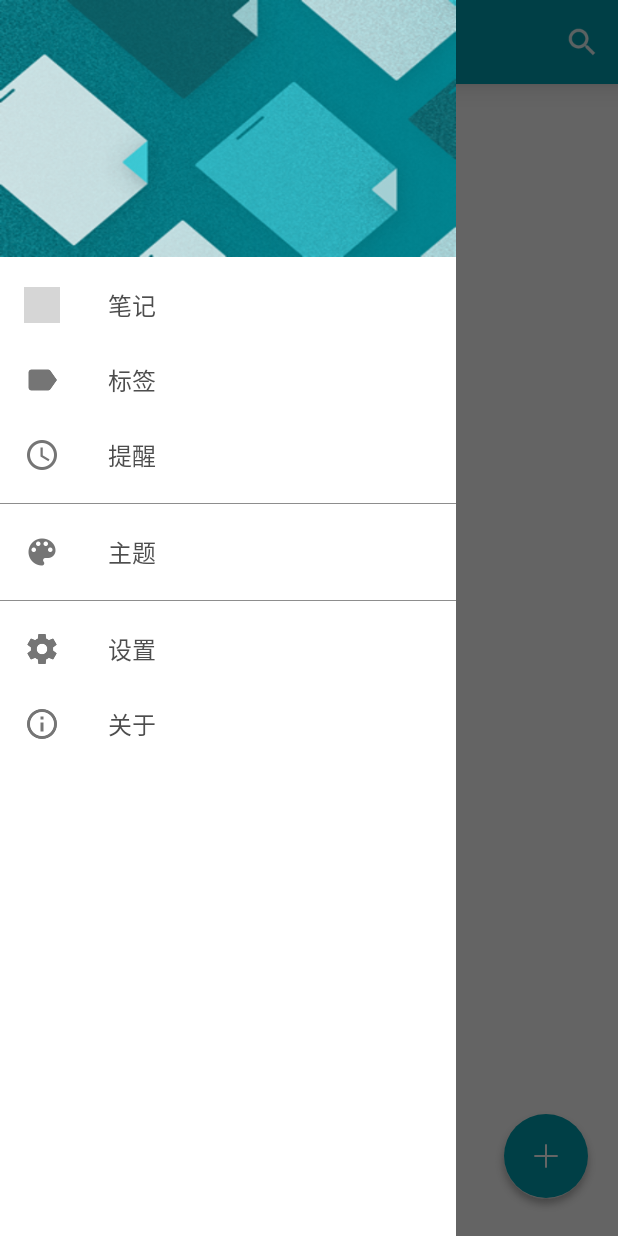
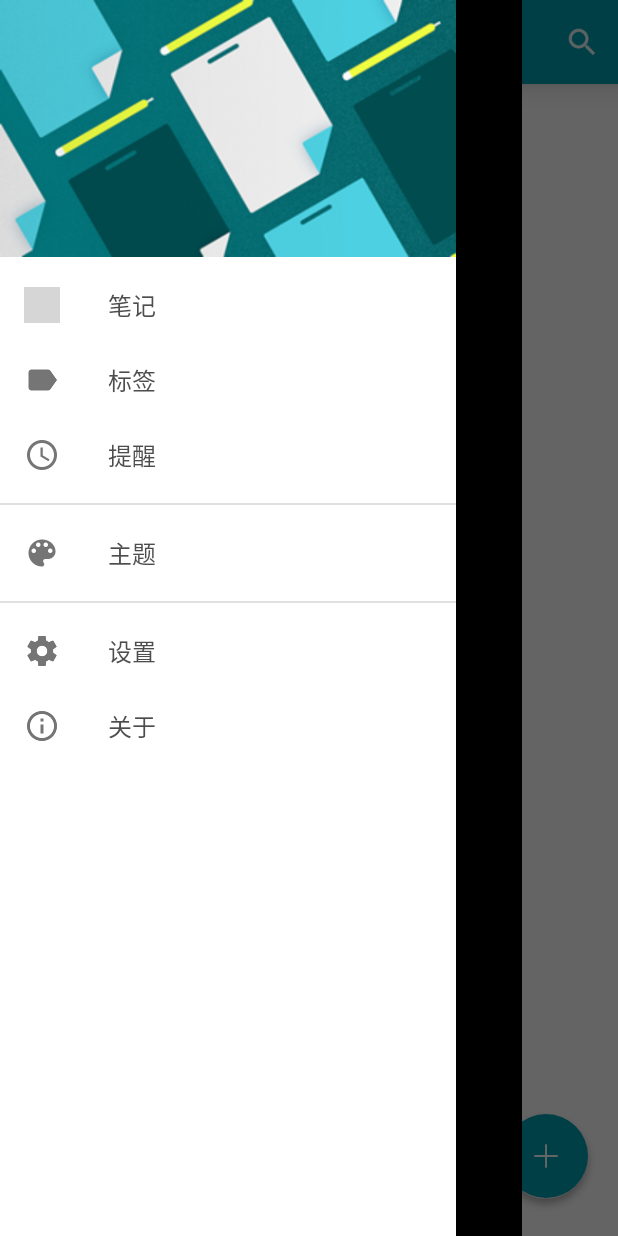
Before and after one commit to Lkxxx/Notes, an Android app: the screen it shows after launch (NotesActivity), with the side drawer open, on a phone screen of 412 x 824 dp. Run offline under Robolectric (Android 15) with nearby library versions, the phone set to English and light mode, and no system bars; network calls fail; 7 statements that could not run were skipped; grey boxes are pictures that could not be loaded.

Commit message:
little change

```diff
--- a/Notes/app/src/main/java/com/lk/notes/NotesActivity.java
+++ b/Notes/app/src/main/java/com/lk/notes/NotesActivity.java
@@ -21,11 +21,11 @@ import android.support.v7.widget.Toolbar;
 import android.util.DisplayMetrics;
 import android.util.Log;
 import android.view.ContextMenu;
+import android.view.Gravity;
 import android.view.KeyEvent;
 import android.view.Menu;
 import android.view.MenuItem;
 import android.view.View;
-import android.view.Window;
 import android.view.animation.Animation;
 import android.view.animation.RotateAnimation;
 import android.widget.AbsListView;
@@ -186,18 +186,17 @@ public class NotesActivity extends ActionBarActivity implements View.OnClickList
         getSupportActionBar().setElevation(15);
         toolbar.setPopupTheme(R.style.MyToolBar);
         getSupportActionBar().setDisplayHomeAsUpEnabled(true);
-        if (Build.VERSION.SDK_INT >= Build.VERSION_CODES.LOLLIPOP) {
-            Window window = getWindow();
-            if (r == 0 & g == 159 && b == 175) {
-                window.setStatusBarColor(Color.argb(0, 0, 0, 0));
-            } else {
-                window.setStatusBarColor(Color.rgb((int) (r * 0.9), (int) (g * 0.9), (int) (b * 0.9)));
-            }
-        }
+
 
 
         ScrimInsetsFrameLayout frameLayout = (ScrimInsetsFrameLayout) findViewById(R.id.frameLayout);
         drawerLayout = (DrawerLayout) findViewById(R.id.drawerLayout);
+        drawerLayout.setDrawerShadow(R.drawable.drawer_shadow,Gravity.START);
+        if (Build.VERSION.SDK_INT >= Build.VERSION_CODES.LOLLIPOP) {
+            drawerLayout.setStatusBarBackgroundColor(Color.rgb((int) (r * 0.9), (int) (g * 0.9), (int) (b * 0.9)));
+
+        }
+
         if (Build.VERSION.SDK_INT <= Build.VERSION_CODES.KITKAT) {
             drawerLayout.setFitsSystemWindows(false);
             frameLayout.setFitsSystemWindows(false);
--- a/Notes/app/src/main/java/com/lk/notes/NotesChangeActivity.java
+++ b/Notes/app/src/main/java/com/lk/notes/NotesChangeActivity.java
@@ -116,7 +116,7 @@ public class NotesChangeActivity extends ActionBarActivity implements View.OnCli
         String clock = intent.getStringExtra("clock");
 
 
-
+        Log.e("changetext", "title:" + title +"    text:"+ text);
         et_title.setText(title);
         et_text.setText(text);
         et_title.setSelection(title.length());
--- a/Notes/app/src/main/java/com/lk/notes/SettingActivity.java
+++ b/Notes/app/src/main/java/com/lk/notes/SettingActivity.java
@@ -84,7 +84,12 @@ public class SettingActivity extends ActionBarActivity implements View.OnClickLi
         ll_message.setOnClickListener(this);
 
 
+
     }
+
+
+
+
 
 
     @Override
--- a/Notes/app/src/main/res/layout/activity_notes.xml
+++ b/Notes/app/src/main/res/layout/activity_notes.xml
@@ -4,7 +4,6 @@
     android:layout_width="match_parent"
     android:layout_height="match_parent"
     android:fitsSystemWindows="true">
-
 
 
     <RelativeLayout
@@ -87,15 +86,17 @@
     <com.lk.notes.UI.ScrimInsetsFrameLayout
 
         xmlns:app="http://schemas.android.com/apk/res-auto"
-        android:layout_width="match_parent"
+        android:id="@+id/frameLayout"
+        android:layout_width="wrap_content"
         android:layout_height="match_parent"
-        android:layout_gravity="start"
+        android:layout_gravity="left"
         android:fitsSystemWindows="true"
-        app:insetForeground="#35000000"
-        android:id="@+id/frameLayout"
-        >
+        app:insetForeground="#35000000">
 
         <include layout="@layout/drawable" />
+
+
+
 
     </com.lk.notes.UI.ScrimInsetsFrameLayout>
 
--- a/Notes/app/src/main/res/layout/activity_setting.xml
+++ b/Notes/app/src/main/res/layout/activity_setting.xml
@@ -32,7 +32,7 @@
             android:layout_marginBottom="10dp"
             android:layout_marginLeft="0dp"
             android:layout_marginTop="2dp"
-            android:text="点击之后将会把你现有的数据备份到SD卡上预感，但是不会备份图片"
+            android:text="点击之后将会把你现有的数据备份到SD卡，但是不会备份图片"
             android:textSize="12sp"
             android:layout_marginRight="20dp"/>
 
@@ -150,4 +150,5 @@
         android:layout_marginLeft="20dp"
         android:background="#ff8d8d8d" />
 
+
 </LinearLayout>
--- a/Notes/app/src/main/res/layout/drawable.xml
+++ b/Notes/app/src/main/res/layout/drawable.xml
@@ -1,21 +1,27 @@
 <?xml version="1.0" encoding="utf-8"?>
 <LinearLayout xmlns:android="http://schemas.android.com/apk/res/android"
+    android:id="@+id/ll_dr"
+    android:layout_width="350dp"
+    android:layout_height="match_parent"
+    android:clickable="true"
+    android:orientation="horizontal"
+    android:background="#000">
+
+    <LinearLayout
         android:layout_width="304dp"
         android:layout_height="match_parent"
         android:background="#fff"
-    android:clickable="true"
         android:orientation="vertical">
-
 
         <ImageView
             android:id="@+id/iv_background"
-        android:layout_width="match_parent"
+            android:layout_width="304dp"
             android:layout_height="171dp"
             android:background="@mipmap/background" />
 
            <LinearLayout
             android:id="@+id/ll_notes"
-        android:layout_width="match_parent"
+            android:layout_width="304dp"
             android:layout_height="48dp"
             android:layout_marginTop="8dp"
             android:background="@drawable/button_transparent"
@@ -33,15 +39,15 @@
                 android:layout_width="wrap_content"
                 android:layout_height="wrap_content"
                 android:layout_gravity="center"
+                android:layout_marginLeft="32dp"
                 android:text="笔记"
                 android:textColor="#e73b3b3b"
-            android:textSize="16sp"
-            android:layout_marginLeft="32dp" />
+                android:textSize="16sp" />
         </LinearLayout>
 
         <LinearLayout
             android:id="@+id/ll_label"
-        android:layout_width="match_parent"
+            android:layout_width="304dp"
             android:layout_height="48dp"
             android:layout_marginTop="2dp"
             android:background="@drawable/button_transparent"
@@ -59,15 +65,15 @@
                 android:layout_width="wrap_content"
                 android:layout_height="wrap_content"
                 android:layout_gravity="center"
+                android:layout_marginLeft="32dp"
                 android:text="标签"
                 android:textColor="#e73b3b3b"
-            android:textSize="16sp"
-            android:layout_marginLeft="32dp" />
+                android:textSize="16sp" />
         </LinearLayout>
 
         <LinearLayout
             android:id="@+id/ll_remind"
-        android:layout_width="match_parent"
+            android:layout_width="304dp"
             android:layout_height="48dp"
             android:layout_marginTop="2dp"
             android:background="@drawable/button_transparent"
@@ -85,30 +91,29 @@
                 android:layout_width="wrap_content"
                 android:layout_height="wrap_content"
                 android:layout_gravity="center"
+                android:layout_marginLeft="32dp"
                 android:text="提醒"
                 android:textColor="#e73b3b3b"
-            android:textSize="16sp"
-            android:layout_marginLeft="32dp" />
+                android:textSize="16sp" />
         </LinearLayout>
 
 
         <View
-        android:layout_width="match_parent"
-        android:layout_height="0.7dp"
+            android:layout_width="304dp"
+            android:layout_height="1dp"
             android:layout_marginBottom="4dp"
-
             android:layout_marginTop="8dp"
-        android:background="#ff8d8d8d" />
+            android:background="#1f000000" />
 
         <LinearLayout
             android:id="@+id/ll_theme"
-        android:layout_width="match_parent"
+            android:layout_width="304dp"
             android:layout_height="48dp"
+            android:layout_marginBottom="4dp"
+            android:layout_marginTop="4dp"
             android:background="@drawable/button_transparent"
             android:clickable="true"
-        android:orientation="horizontal"
-        android:layout_marginTop="4dp"
-        android:layout_marginBottom="4dp">
+            android:orientation="horizontal">
 
             <ImageView
                 android:layout_width="24dp"
@@ -121,22 +126,22 @@
                 android:layout_width="wrap_content"
                 android:layout_height="wrap_content"
                 android:layout_gravity="center"
+                android:layout_marginLeft="32dp"
                 android:text="主题"
                 android:textColor="#e73b3b3b"
-            android:textSize="16sp"
-            android:layout_marginLeft="32dp" />
+                android:textSize="16sp" />
         </LinearLayout>
 
         <View
-        android:layout_width="match_parent"
-        android:layout_height="0.7dp"
+            android:layout_width="304dp"
+            android:layout_height="1dp"
+            android:layout_marginBottom="4dp"
             android:layout_marginTop="4dp"
-        android:background="#ff8d8d8d"
-        android:layout_marginBottom="4dp" />
+            android:background="#1f000000" />
 
         <LinearLayout
             android:id="@+id/ll_setting"
-        android:layout_width="match_parent"
+            android:layout_width="304dp"
             android:layout_height="48dp"
             android:layout_marginTop="4dp"
             android:background="@drawable/button_transparent"
@@ -155,15 +160,15 @@
                 android:layout_width="wrap_content"
                 android:layout_height="wrap_content"
                 android:layout_gravity="center"
+                android:layout_marginLeft="32dp"
                 android:text="设置"
                 android:textColor="#e73b3b3b"
-            android:textSize="16sp"
-            android:layout_marginLeft="32dp" />
+                android:textSize="16sp" />
         </LinearLayout>
 
         <LinearLayout
             android:id="@+id/ll_message"
-        android:layout_width="match_parent"
+            android:layout_width="304dp"
             android:layout_height="48dp"
             android:layout_marginTop="2dp"
             android:background="@drawable/button_transparent"
@@ -182,13 +187,19 @@
                 android:layout_width="wrap_content"
                 android:layout_height="wrap_content"
                 android:layout_gravity="center"
+                android:layout_marginLeft="32dp"
                 android:text="关于"
                 android:textColor="#e73b3b3b"
-            android:textSize="16sp"
-            android:layout_marginLeft="32dp" />
+                android:textSize="16sp" />
         </LinearLayout>
 
 
+    </LinearLayout>
+    <ImageView
+        android:layout_width="10dp"
+        android:clickable="true"
+        android:layout_height="match_parent"
+        android:background="@drawable/drawer_shadow" />
 
 
 </LinearLayout>
--- a/Notes/app/src/main/res/layout/item_notes.xml
+++ b/Notes/app/src/main/res/layout/item_notes.xml
@@ -72,6 +72,7 @@
                     android:layout_marginLeft="5dp"
                     android:text="未知"
                     android:textColor="#e5636363"
+
                     android:id="@+id/tv_clock"/>
 
             </LinearLayout>
```
Also changed, not shown: Notes/app/src/main/AndroidManifest.xml (+11 -4 lines), Notes/app/src/main/java/com/lk/notes/EditNoteActivity.java (+84 -61 lines), Notes/app/src/main/java/com/lk/notes/NotesAdapter.java (+6 -3 lines), Notes/app/src/main/java/com/lk/notes/NotesDao.java (+16 -0 lines), Notes/app/src/main/java/com/lk/notes/receiver/ClockReceiver.java (added, +52 -0 lines), Notes/app/src/main/res/drawable/drawer_shadow.9.png (added), Notes/app/src/main/res/mipmap-mdpi/background.png, Notes/app/src/main/res/mipmap-mdpi/notification_icon.png (added), 1 other file. Lines whose indentation alone changed are shown as unchanged.
